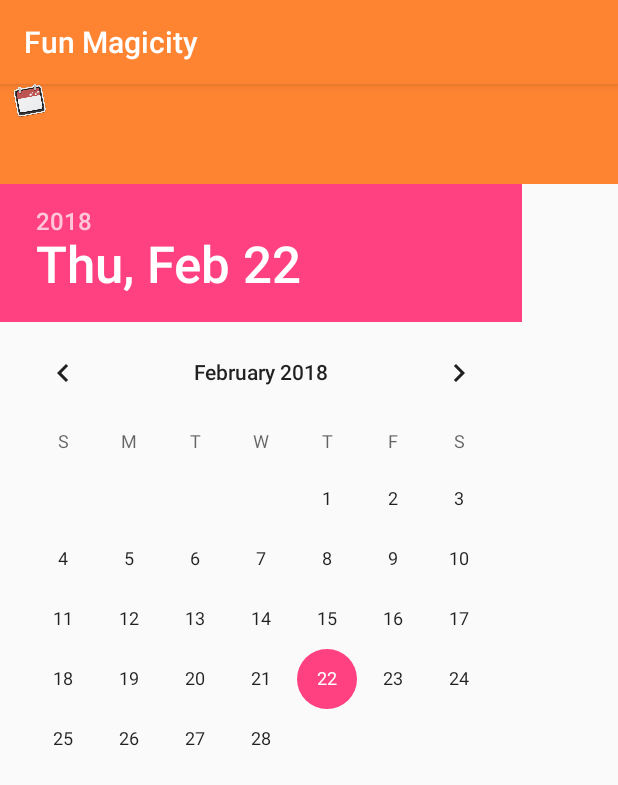
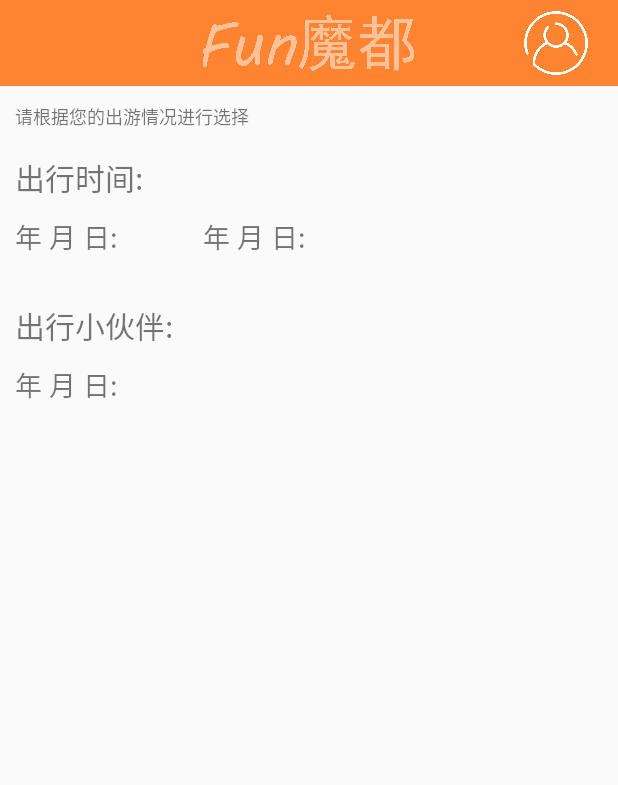
Before and after one commit to JunkOrganization/FunMagicity, an Android app: the TestActivity screen opened directly, with no data from a screen before it, on a phone screen of 412 x 824 dp. Shown: the top 785 px of the screen. Run offline under Robolectric (Android 15) with nearby library versions, the phone set to English and light mode, and no system bars.

Commit message:
mdf:main page

```diff
--- a/app/src/main/AndroidManifest.xml
+++ b/app/src/main/AndroidManifest.xml
@@ -36,7 +36,8 @@
         android:roundIcon="@mipmap/ic_launcher_round"
         android:supportsRtl="true"
         android:theme="@style/AppTheme">
-        <activity android:name=".MainActivity">
+        <activity android:name=".MainActivity"
+                  android:theme="@style/AppTheme.NoActionBar">
             <intent-filter>
                 <action android:name="android.intent.action.MAIN"/>
 
@@ -61,7 +62,8 @@
             android:name=".ui.RegisterActivity"
             android:label="@string/title_activity_register">
         </activity>
-        <activity android:name=".ui.TestActivity">
+        <activity android:name=".ui.TestActivity"
+                  android:theme="@style/AppTheme.NoActionBar">
         </activity>
     </application>
 
--- a/app/src/main/res/layout/activity_test.xml
+++ b/app/src/main/res/layout/activity_test.xml
@@ -1,37 +1,105 @@
 <?xml version="1.0" encoding="utf-8"?>
-<LinearLayout    xmlns:android="http://schemas.android.com/apk/res/android"
-                 android:layout_width="match_parent"
-                 android:layout_height="match_parent"
-                 android:weightSum="100"
-                 android:orientation="vertical">
+<LinearLayout xmlns:android="http://schemas.android.com/apk/res/android"
+              android:layout_width="match_parent"
+              android:layout_height="match_parent"
+              android:orientation="vertical"
+              android:weightSum="100">
 
     <LinearLayout
         android:layout_width="match_parent"
         android:layout_height="0dp"
+        android:layout_weight="7"
         android:background="@color/colorPrimary"
-        android:layout_weight="7"
+        android:orientation="horizontal"
         android:weightSum="10">
+
+        <TextView
+            android:layout_width="0dp"
+            android:layout_height="match_parent"
+            android:layout_weight="2"/>
 
         <ImageView
             android:layout_width="0dp"
             android:layout_height="match_parent"
-            android:layout_weight="1"
-            android:src="@drawable/ical_empty"/>
+            android:layout_weight="6"
+            android:padding="10dp"
+            android:src="@drawable/title"/>
+
+        <ImageView
+            android:layout_width="0dp"
+            android:layout_height="match_parent"
+            android:layout_weight="2"
+            android:padding="5dp"
+            android:src="@drawable/icon_user"/>
+
     </LinearLayout>
 
     <LinearLayout
         android:layout_width="match_parent"
         android:layout_height="0dp"
-        android:background="@color/colorPrimary"
-        android:layout_weight="13"
-        android:orientation="horizontal">
+        android:layout_weight="5">
 
+        <TextView
+            android:layout_width="match_parent"
+            android:layout_height="match_parent"
+            android:gravity="center_vertical"
+            android:paddingHorizontal="@dimen/paddingHorizontal"
+            android:text="请根据您的出游情况进行选择"
+            android:textSize="12dp"/>
     </LinearLayout>
-    <DatePicker
+
+    <ScrollView
         android:layout_width="match_parent"
-        android:layout_height="wrap_content"
-        android:calendarViewShown="false">
+        android:layout_height="0dp"
+        android:layout_weight="88"
+        android:scrollbars="vertical">
 
-    </DatePicker>
+        <GridLayout
+            android:layout_width="match_parent"
+            android:layout_height="wrap_content"
+            android:columnCount="2"
+            android:rowCount="9">
+            <TextView
+                android:layout_column="0"
+                android:layout_row="0"
+                android:paddingHorizontal="@dimen/paddingHorizontal"
+                android:paddingVertical="@dimen/title_paddingVertical"
+                android:text="出行时间:"
+                android:textSize="20dp"/>
+            <TextView
+                android:layout_column="0"
+                android:layout_row="1"
+                android:paddingHorizontal="@dimen/paddingHorizontal"
+                android:paddingVertical="@dimen/title_paddingVertical"
+                android:text="年 月 日:"
+                android:textSize="18dp"/>
+            <TextView
+                android:layout_column="1"
+                android:layout_row="1"
+                android:paddingHorizontal="@dimen/paddingHorizontal"
+                android:paddingVertical="@dimen/title_paddingVertical"
+                android:text="年 月 日:"
+                android:textSize="18dp"/>
+
+            <TextView
+                android:layout_column="0"
+                android:layout_row="2"
+                android:paddingHorizontal="@dimen/paddingHorizontal"
+                android:paddingVertical="@dimen/title_paddingVertical"
+                android:layout_marginTop="@dimen/line_layout_marginTop"
+                android:text="出行小伙伴:"
+                android:textSize="20dp"/>
+
+            <TextView
+                android:layout_column="0"
+                android:layout_row="4"
+                android:paddingHorizontal="@dimen/paddingHorizontal"
+                android:paddingVertical="@dimen/title_paddingVertical"
+                android:text="年 月 日:"
+                android:textSize="18dp"/>
+        </GridLayout>
+
+    </ScrollView>
+
 
 </LinearLayout>
--- a/app/src/main/res/values/dimens.xml
+++ b/app/src/main/res/values/dimens.xml
@@ -1,3 +1,6 @@
 <resources>
     <dimen name="fab_margin">16dp</dimen>
+    <dimen name="paddingHorizontal">10dp</dimen>
+    <dimen name="title_paddingVertical">5dp</dimen>
+    <dimen name="line_layout_marginTop">20dp</dimen>
 </resources>
--- a/app/src/main/res/values/strings.xml
+++ b/app/src/main/res/values/strings.xml
@@ -23,4 +23,5 @@
     <string name="login_re_password">确认密码</string>
     <string name="btn_login">登 录</string>
     <string name="btn_register">注 册</string>
+
 </resources>
```
Also changed, not shown: app/src/main/res/drawable/icon_user.png (added), app/src/main/res/drawable/title.png (added).
